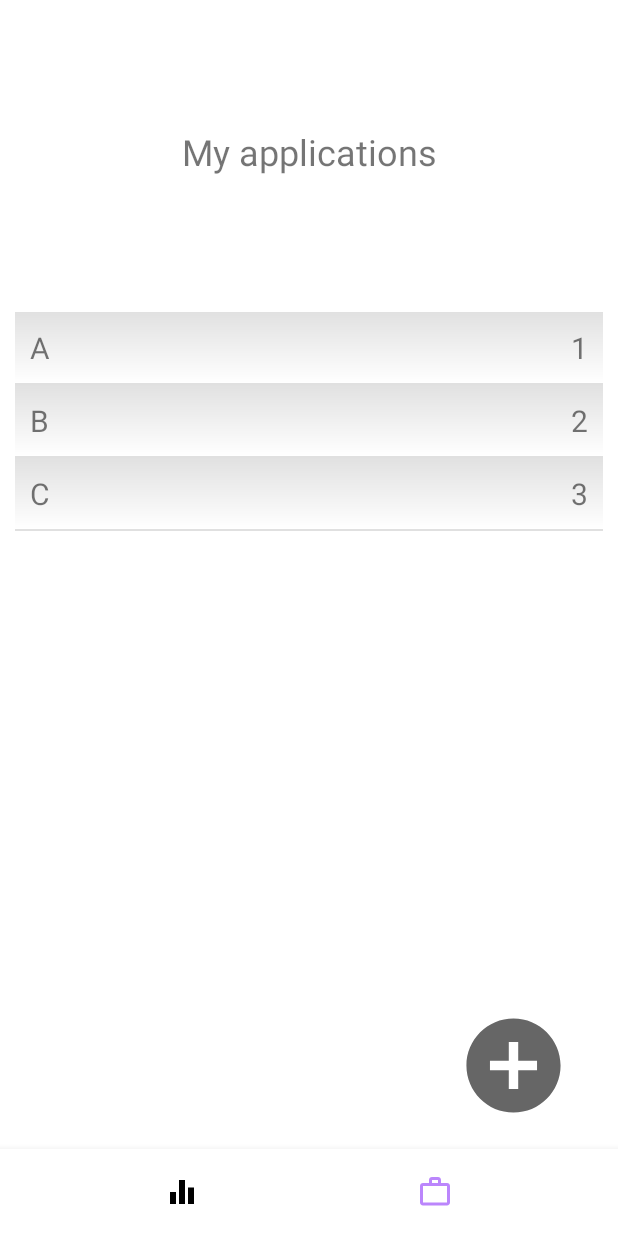
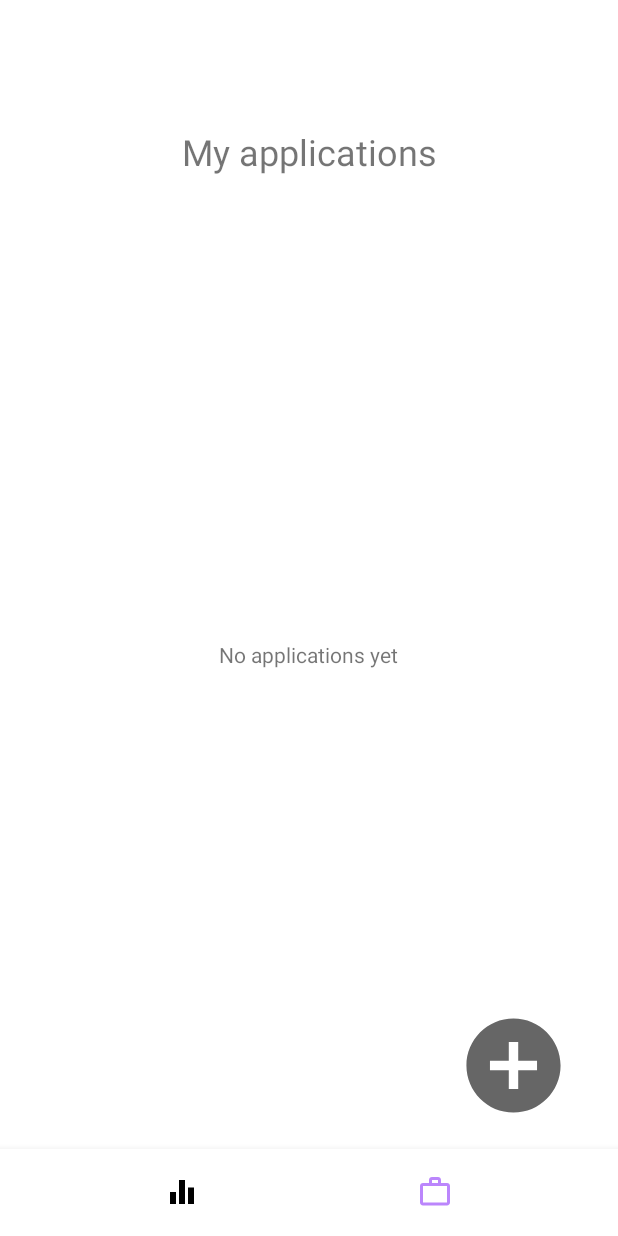
Before and after one commit to lyaure/JobApplicationsTracker, an Android app: the screen it shows after launch (MainBoardActivity), item 2 of the bottom bar chosen, on a phone screen of 412 x 824 dp. Run offline under Robolectric (Android 15) with nearby library versions, the phone set to English and light mode, and no system bars.

Commit message:
link company list to database

```diff
--- a/app/src/main/java/com/lyaurese/jobsorganizer/Fragments/CompaniesFragment.java
+++ b/app/src/main/java/com/lyaurese/jobsorganizer/Fragments/CompaniesFragment.java
@@ -10,18 +10,23 @@ import android.view.LayoutInflater;
 import android.view.View;
 import android.view.ViewGroup;
 import android.widget.ImageButton;
+import android.widget.LinearLayout;
 import android.widget.ListView;
+import android.widget.TextView;
 
 import com.lyaurese.jobsorganizer.Objects.Company;
 import com.lyaurese.jobsorganizer.Objects.CompanyAdapter;
+import com.lyaurese.jobsorganizer.Objects.Database;
 import com.lyaurese.jobsorganizer.R;
 
 import java.util.ArrayList;
+import java.util.Objects;
 
 
 public class CompaniesFragment extends Fragment {
-    private ArrayList<Company> companies = new ArrayList<>();
+    private ArrayList<Company> companies;
     private ListView companyList;
+    private LinearLayout noData;
     private CompanyAdapter adapter;
     private ImageButton addApplicationBtn;
 
@@ -41,24 +46,30 @@ public class CompaniesFragment extends Fragment {
             @Override
             public void onClick(View v) {
                 Fragment addApplication = new AddApplicationFragment();
-                FragmentTransaction transaction = getActivity().getSupportFragmentManager().beginTransaction();
+                FragmentTransaction transaction = requireActivity().getSupportFragmentManager().beginTransaction();
                 transaction.replace(R.id.container_ID, addApplication ); // give your fragment container id in first parameter
                 transaction.addToBackStack(null);  // if written, this transaction will be added to backstack
                 transaction.commit();
             }
         });
 
-
-        companies.add(new Company("A", 1));
-        companies.add(new Company("B", 2));
-        companies.add(new Company("C", 3));
-
+        noData = (LinearLayout) view.findViewById(R.id.noDataLayout_ID);
         companyList = (ListView) view.findViewById(R.id.companyList_ID);
 
-        adapter = new CompanyAdapter(getContext(), companies);
-        companyList.setAdapter(adapter);
+        Database db = new Database(getContext());
+        companies = db.getCompanyList();
 
+        if(companies != null){
+            companyList.setVisibility(View.VISIBLE);
+            noData.setVisibility(View.GONE);
 
+            adapter = new CompanyAdapter(getContext(), companies);
+            companyList.setAdapter(adapter);
+        }
+        else{
+            companyList.setVisibility(View.GONE);
+            noData.setVisibility(View.VISIBLE);
+        }
 
         return view;
     }
--- a/app/src/main/res/layout/fragment_companies.xml
+++ b/app/src/main/res/layout/fragment_companies.xml
@@ -19,11 +19,27 @@
         android:text="My applications"
         android:textSize="24sp" />
 
+    <LinearLayout
+        android:id="@+id/noDataLayout_ID"
+        android:layout_width="match_parent"
+        android:layout_height="0dp"
+        android:layout_weight="5"
+        android:gravity="center"
+        android:orientation="vertical">
+
+        <TextView
+            android:layout_width="wrap_content"
+            android:layout_height="wrap_content"
+            android:gravity="center"
+            android:text="No applications yet" />
+    </LinearLayout>
+
     <ListView
         android:id="@+id/companyList_ID"
         android:layout_width="match_parent"
         android:layout_height="0dp"
-        android:layout_weight="5">
+        android:layout_weight="5"
+        android:visibility="gone">
 
     </ListView>
 
```
